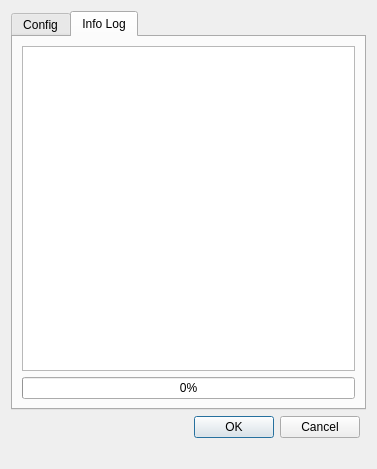
Qt form core/ui/toolbars/am/assignation.ui (Giswater/giswater_qgis_plugin) before a commit.
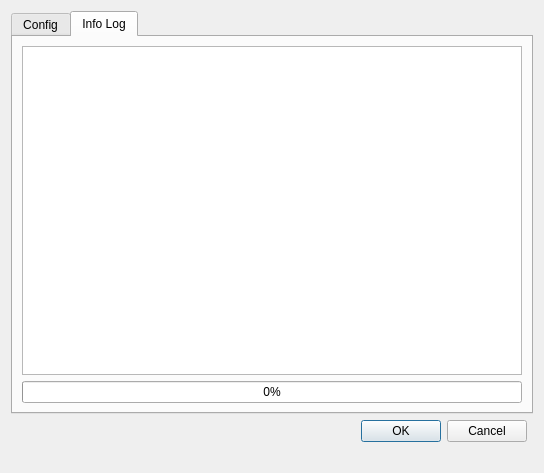
The same form after that commit. The open tabs and pages were chosen to show the change.

Commit message: feat(assignation): align infolog and update units

Patch:
```diff
--- a/core/ui/toolbars/am/assignation.ui
+++ b/core/ui/toolbars/am/assignation.ui
@@ -6,8 +6,8 @@
    <rect>
     <x>0</x>
     <y>0</y>
-    <width>377</width>
-    <height>469</height>
+    <width>544</width>
+    <height>473</height>
    </rect>
   </property>
   <property name="windowTitle">
@@ -236,7 +236,17 @@
       </attribute>
       <layout class="QGridLayout" name="gridLayout_3">
        <item row="0" column="0">
-        <widget class="QTextEdit" name="tab_log_txt_infolog"/>
+        <widget class="QTextEdit" name="tab_log_txt_infolog">
+         <property name="font">
+          <font>
+           <family>Courier New</family>
+           <pointsize>10</pointsize>
+          </font>
+         </property>
+         <property name="readOnly">
+          <bool>true</bool>
+         </property>
+        </widget>
        </item>
        <item row="1" column="0">
         <widget class="QProgressBar" name="progressBar">
```
The commit also changes 1 other file.
